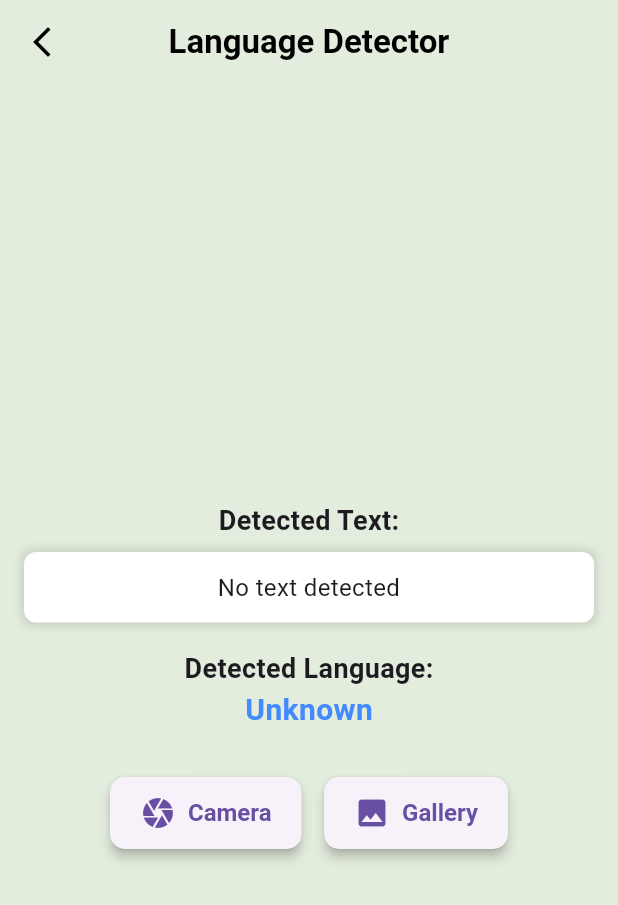
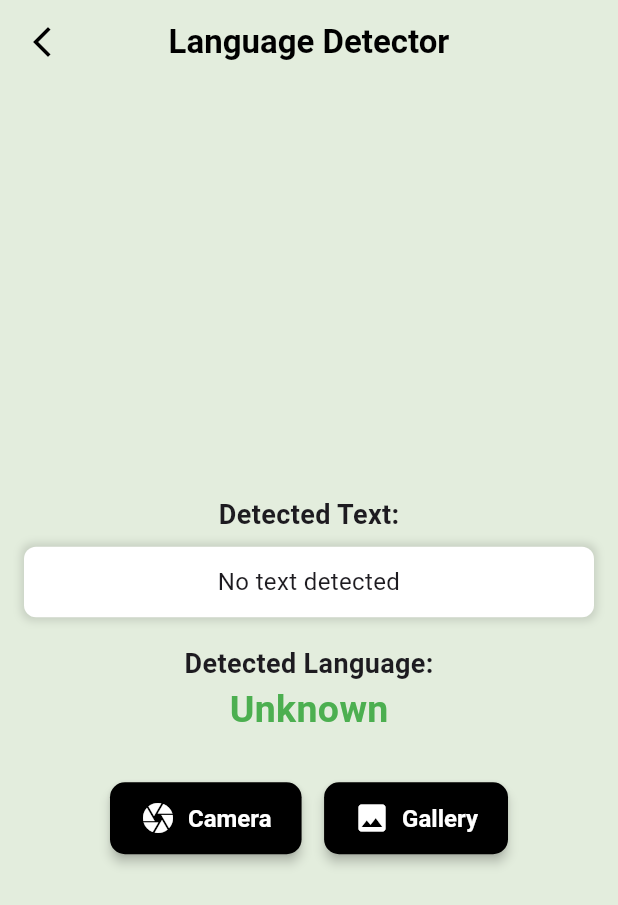
Before and after one commit to rojanparajuli/machine-learning-kit, a Flutter app: the LanguageDetectorScreen screen opened directly, on a phone screen of 412 x 824 dp. Shown: the top 905 px of the screen. Run offline on Flutter 3.47's test engine with Material 3 defaults, Android fonts, the phone set to English and light mode, and no system bars; our stand-ins replace camera, cloud_firestore, firebase_core, flutter_bloc, image_picker, lottie; missing offline and left inert: google_ml_kit, google_mlkit_digital_ink_recognition, google_mlkit_pose_detection, google_mlkit_smart_reply; accounts and stored records are empty; project files that could hold a hidden picture were left out.

Commit message:
language detector

```diff
--- /dev/null
+++ b/lib/bloc/language_translator/language_translator_bloc.dart
@@ -0,0 +1,77 @@
+import 'dart:io';
+
+import 'package:flutter_bloc/flutter_bloc.dart';
+import 'package:google_ml_kit/google_ml_kit.dart';
+import 'package:image_picker/image_picker.dart';
+import 'package:ml_kit_test/bloc/language_translator/language_translator_event.dart';
+import 'package:ml_kit_test/bloc/language_translator/language_translator_state.dart';
+
+class TranslatorBloc extends Bloc<TranslatorEvent, TranslatorState> {
+  File? image;
+  final ImagePicker _picker = ImagePicker();
+  final textRecognizer = TextRecognizer(script: TextRecognitionScript.latin);
+  late OnDeviceTranslator onDeviceTranslator;
+  final Map<String, TranslateLanguage> languages = {
+    'English': TranslateLanguage.english,
+    'Spanish': TranslateLanguage.spanish,
+    'Japanese': TranslateLanguage.japanese,
+    'Chinese': TranslateLanguage.chinese,
+    'Hindi': TranslateLanguage.hindi,
+    'Russian': TranslateLanguage.russian,
+  };
+  String selectedLanguage = 'Spanish';
+
+  TranslatorBloc() : super(TranslatorInitial()) {
+    on<PickImageEvent>((event, emit) async {
+      final pickedFile = await _picker.pickImage(source: event.source);
+      if (pickedFile != null) {
+        image = File(pickedFile.path);
+        await _processImage(emit);
+      }
+    });
+
+    on<TranslateTextEvent>((event, emit) async {
+      await _translateText(event.text, emit);
+    });
+
+    on<ChangeLanguageEvent>((event, emit) {
+      selectedLanguage = event.language;
+      _updateTranslator();
+    });
+  }
+
+  void _updateTranslator() {
+    onDeviceTranslator = OnDeviceTranslator(
+      sourceLanguage: TranslateLanguage.english,
+      targetLanguage: languages[selectedLanguage]!,
+    );
+  }
+
+  Future<void> _processImage(Emitter<TranslatorState> emit) async {
+    if (image == null) return;
+    final inputImage = InputImage.fromFile(image!);
+    final RecognizedText recognizedText =
+        await textRecognizer.processImage(inputImage);
+    if (recognizedText.text.isNotEmpty) {
+      await _translateText(recognizedText.text, emit);
+    }
+  }
+
+  Future<void> _translateText(
+      String text, Emitter<TranslatorState> emit) async {
+    emit(TranslatingState());
+    try {
+      final translatedText = await onDeviceTranslator.translateText(text);
+      emit(TranslatedState(translatedText));
+    } catch (e) {
+      emit(TranslatorErrorState('Translation failed: $e'));
+    }
+  }
+
+  @override
+  Future<void> close() {
+    textRecognizer.close();
+    onDeviceTranslator.close();
+    return super.close();
+  }
+}
--- /dev/null
+++ b/lib/bloc/language_translator/language_translator_event.dart
@@ -0,0 +1,15 @@
+import 'package:image_picker/image_picker.dart';
+
+abstract class TranslatorEvent {}
+class PickImageEvent extends TranslatorEvent {
+  final ImageSource source;
+  PickImageEvent(this.source);
+}
+class TranslateTextEvent extends TranslatorEvent {
+  final String text;
+  TranslateTextEvent(this.text);
+}
+class ChangeLanguageEvent extends TranslatorEvent {
+  final String language;
+  ChangeLanguageEvent(this.language);
+}
--- /dev/null
+++ b/lib/bloc/language_translator/language_translator_state.dart
@@ -0,0 +1,11 @@
+abstract class TranslatorState {}
+class TranslatorInitial extends TranslatorState {}
+class TranslatingState extends TranslatorState {}
+class TranslatedState extends TranslatorState {
+  final String translatedText;
+  TranslatedState(this.translatedText);
+}
+class TranslatorErrorState extends TranslatorState {
+  final String message;
+  TranslatorErrorState(this.message);
+}
--- a/lib/main/myapp.dart
+++ b/lib/main/myapp.dart
@@ -6,6 +6,7 @@ import 'package:ml_kit_test/bloc/document/document_bloc.dart';
 import 'package:ml_kit_test/bloc/face/face_bloc.dart';
 import 'package:ml_kit_test/bloc/label/label_bloc.dart';
 import 'package:ml_kit_test/bloc/language_detector/language_detector_cubit.dart';
+import 'package:ml_kit_test/bloc/language_translator/language_translator_bloc.dart';
 import 'package:ml_kit_test/bloc/objectsegment/object_bloc.dart';
 import 'package:ml_kit_test/bloc/pose/pose_bloc.dart';
 import 'package:ml_kit_test/bloc/selfiesegment/selfie_bloc.dart';
@@ -35,6 +36,8 @@ class MyApp extends StatelessWidget {
       create: (context) => SmartReplyCubit()),
       BlocProvider(
       create: (_) => LanguageDetectorCubit()),
+      BlocProvider(
+      create: (context) => TranslatorBloc()),
       ],
       child: MaterialApp(
         debugShowCheckedModeBanner: false,
--- a/lib/view/languageDetector/language_detector.dart
+++ b/lib/view/languageDetector/language_detector.dart
@@ -45,7 +45,9 @@ class LanguageDetectorScreen extends StatelessWidget {
                     child: ClipRRect(
                       borderRadius: BorderRadius.circular(12),
                       child: Image.file(state.image!,
-                          height: 250, width: double.infinity, fit: BoxFit.cover),
+                          height: 250,
+                          width: double.infinity,
+                          fit: BoxFit.cover),
                     ),
                   ),
                 const SizedBox(height: 20),
@@ -69,7 +71,9 @@ class LanguageDetectorScreen extends StatelessWidget {
                     ],
                   ),
                   child: Text(
-                    state.detectedText.isNotEmpty ? state.detectedText : 'No text detected',
+                    state.detectedText.isNotEmpty
+                        ? state.detectedText
+                        : 'No text detected',
                     style: const TextStyle(fontSize: 16),
                     textAlign: TextAlign.center,
                   ),
@@ -80,11 +84,13 @@ class LanguageDetectorScreen extends StatelessWidget {
                   style: TextStyle(fontSize: 18, fontWeight: FontWeight.w600),
                 ),
                 Text(
-                  state.detectedLanguage.isNotEmpty ? state.detectedLanguage : 'Unknown',
+                  state.detectedLanguage.isNotEmpty
+                      ? state.detectedLanguage
+                      : 'Unknown',
                   style: const TextStyle(
-                    fontSize: 20,
+                    fontSize: 25,
                     fontWeight: FontWeight.bold,
-                    color: Colors.blueAccent,
+                    color: Colors.green,
                   ),
                 ),
                 const SizedBox(height: 30),
@@ -115,12 +121,20 @@ class LanguageDetectorScreen extends StatelessWidget {
   }
 
   Widget _buildImageButton(BuildContext context,
-      {required IconData icon, required String label, required ImageSource source}) {
+      {required IconData icon,
+      required String label,
+      required ImageSource source}) {
     return ElevatedButton.icon(
       onPressed: () => context.read<LanguageDetectorCubit>().pickImage(source),
-      icon: Icon(icon, size: 24),
-      label: Text(label, style: const TextStyle(fontSize: 16)),
+      icon: Icon(
+        icon,
+        size: 24,
+        color: Colors.white,
+      ),
+      label: Text(label,
+          style: const TextStyle(fontSize: 16, color: Colors.white)),
       style: ElevatedButton.styleFrom(
+        backgroundColor: Colors.black,
         padding: const EdgeInsets.symmetric(horizontal: 20, vertical: 12),
         textStyle: const TextStyle(fontWeight: FontWeight.bold),
         elevation: 3,
```
Also changed, not shown: lib/view/home/home_screen.dart (+10 -8 lines), lib/view/languageTranslator/language_translator_view.dart (added, +136 -0 lines).
